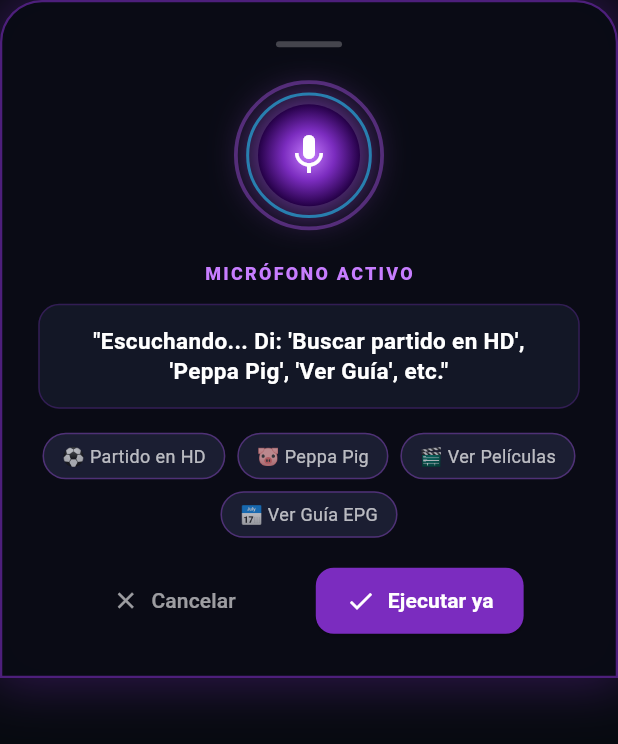
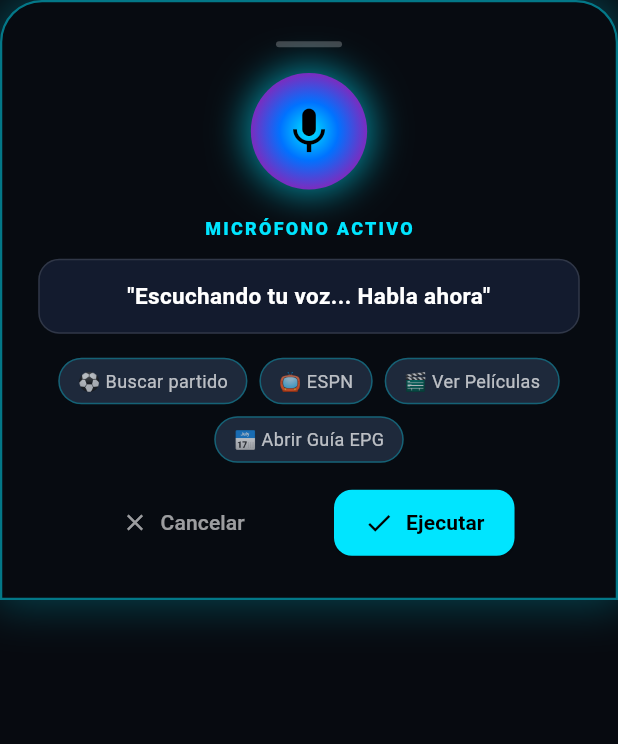
Before and after one commit to ameycar/iptv-app-flutter, a Flutter app: the AlexaVoiceSheet widget shown alone on an empty page, opened directly with empty values, on a phone screen of 412 x 824 dp. Shown: the top 744 px of the screen. Run offline on Flutter 3.47's test engine with Material 3 defaults, Android fonts, the phone set to English and light mode, and no system bars; our stand-ins replace chewie, flutter_tts, shared_preferences, speech_to_text, video_player; accounts and stored records are empty; network calls fail.

Commit message:
Conectar asistente Alexa con ChannelModel y mantener funciones IPTV intactas

```diff
--- a/mi_iptv_app/lib/widgets/alexa_voice_sheet.dart
+++ b/mi_iptv_app/lib/widgets/alexa_voice_sheet.dart
@@ -45,7 +45,7 @@ class AlexaVoiceSheet extends StatefulWidget {
 
 class _AlexaVoiceSheetState extends State<AlexaVoiceSheet> with SingleTickerProviderStateMixin {
   final VoiceAssistantService _voiceService = VoiceAssistantService();
-  String _recognizedText = "Escuchando tu voz... Habla ahora";
+  String _recognizedText = "Escuchando... Di: 'Buscar partido', 'ESPN', 'Películas'...";
   String _statusMessage = "ASISTENTE INTELIGENTE AMEYCAR";
   bool _isProcessing = false;
   late AnimationController _animController;
@@ -55,7 +55,7 @@ class _AlexaVoiceSheetState extends State<AlexaVoiceSheet> with SingleTickerProv
     super.initState();
     _animController = AnimationController(
       vsync: this,
-      duration: const Duration(milliseconds: 1100),
+      duration: const Duration(milliseconds: 900),
     )..repeat(reverse: true);
 
     _startListening();
@@ -63,7 +63,7 @@ class _AlexaVoiceSheetState extends State<AlexaVoiceSheet> with SingleTickerProv
 
   void _startListening() {
     setState(() {
-      _recognizedText = "Escuchando... Di: 'Buscar partido en HD', 'Peppa Pig', 'Ver Guía', etc.";
+      _recognizedText = "Escuchando tu voz... Habla ahora";
       _statusMessage = "MICRÓFONO ACTIVO";
       _isProcessing = false;
     });
@@ -94,7 +94,7 @@ class _AlexaVoiceSheetState extends State<AlexaVoiceSheet> with SingleTickerProv
 
     setState(() {
       _isProcessing = true;
-      _statusMessage = "ANALIZANDO CANALES Y CALIDAD HD...";
+      _statusMessage = "PROCESANDO CON INTELIGENCIA ARTIFICIAL...";
     });
 
     final result = _voiceService.processVoiceCommand(
@@ -103,32 +103,26 @@ class _AlexaVoiceSheetState extends State<AlexaVoiceSheet> with SingleTickerProv
       currentChannel: widget.currentChannel,
     );
 
-    // Hablar la respuesta por voz al usuario
     await _voiceService.speak(result.spokenResponse);
 
     if (!mounted) return;
 
-    if (result.actionType == 'CHANNEL' && result.targetChannel != null) {
+    if (result.actionType == 'SECTION' && result.targetSection.isNotEmpty) {
+      widget.onNavigateSection?.call(result.targetSection);
+      Future.delayed(const Duration(milliseconds: 1200), () {
+        if (mounted) Navigator.pop(context);
+      });
+    } else if (result.actionType == 'CHANNEL' && result.targetChannel != null) {
       widget.onChannelSelected(result.targetChannel);
-      Future.delayed(const Duration(milliseconds: 1300), () {
+      Future.delayed(const Duration(milliseconds: 1400), () {
         if (mounted) Navigator.pop(context);
       });
     } else if (result.actionType == 'EPG') {
       widget.onOpenEpg?.call();
       Navigator.pop(context);
-    } else if (result.actionType == 'NAV_MOVIES') {
-      widget.onNavigateSection?.call('Películas');
-      Navigator.pop(context);
-    } else if (result.actionType == 'NAV_SERIES') {
-      widget.onNavigateSection?.call('Series');
-      Navigator.pop(context);
-    } else if (result.actionType == 'NAV_LIVE') {
-      widget.onNavigateSection?.call('En Vivo');
-      Navigator.pop(context);
     } else {
-      setState(() {
-        _isProcessing = false;
-        _statusMessage = "COMANDO FINALIZADO";
+      Future.delayed(const Duration(milliseconds: 1600), () {
+        if (mounted) Navigator.pop(context);
       });
     }
   }
@@ -145,13 +139,13 @@ class _AlexaVoiceSheetState extends State<AlexaVoiceSheet> with SingleTickerProv
     return Container(
       padding: const EdgeInsets.symmetric(horizontal: 24, vertical: 26),
       decoration: BoxDecoration(
-        color: const Color(0xFF090B14).withOpacity(0.98),
+        color: const Color(0xFF070A10).withOpacity(0.98),
         borderRadius: const BorderRadius.vertical(top: Radius.circular(28)),
-        border: Border.all(color: const Color(0xFF7B2CBF).withOpacity(0.6), width: 1.5),
+        border: Border.all(color: const Color(0xFF00E5FF).withOpacity(0.5), width: 1.5),
         boxShadow: [
           BoxShadow(
-            color: const Color(0xFF7B2CBF).withOpacity(0.35),
-            blurRadius: 30,
+            color: const Color(0xFF00E5FF).withOpacity(0.25),
+            blurRadius: 25,
             spreadRadius: 4,
           )
         ],
@@ -159,7 +153,6 @@ class _AlexaVoiceSheetState extends State<AlexaVoiceSheet> with SingleTickerProv
       child: Column(
         mainAxisSize: MainAxisSize.min,
         children: [
-          // Barra superior
           Container(
             width: 44,
             height: 4,
@@ -168,99 +161,60 @@ class _AlexaVoiceSheetState extends State<AlexaVoiceSheet> with SingleTickerProv
               borderRadius: BorderRadius.circular(2),
             ),
           ),
-          const SizedBox(height: 22),
-
-          // Anillo estilo Alexa con ondas moradas y cian concéntricas
+          const SizedBox(height: 18),
           AnimatedBuilder(
             animation: _animController,
             builder: (context, child) {
-              double scale = 1.0 + (_animController.value * 0.16);
-              double glow = _animController.value;
-
-              return SizedBox(
-                width: 100,
-                height: 100,
-                child: Stack(
-                  alignment: Alignment.center,
-                  children: [
-                    // Onda exterior morada
-                    Container(
-                      width: 96 * scale,
-                      height: 96 * scale,
-                      decoration: BoxDecoration(
-                        shape: BoxShape.circle,
-                        border: Border.all(
-                          color: const Color(0xFF9D4EDD).withOpacity(0.5 - (glow * 0.2)),
-                          width: 2.5,
-                        ),
-                      ),
-                    ),
-                    // Onda intermedia cian
-                    Container(
-                      width: 82 * (1.0 + (glow * 0.08)),
-                      height: 82 * (1.0 + (glow * 0.08)),
-                      decoration: BoxDecoration(
-                        shape: BoxShape.circle,
-                        border: Border.all(
-                          color: const Color(0xFF00E5FF).withOpacity(0.6),
-                          width: 2,
-                        ),
-                      ),
-                    ),
-                    // Esfera central con gradiente Alexa Morado - Azul
-                    Container(
-                      width: 68,
-                      height: 68,
+              double scale = 1.0 + (_animController.value * 0.18);
+              return Transform.scale(
+                scale: _isProcessing ? 1.0 : scale,
+                child: Container(
+                  width: 76,
+                  height: 76,
                   decoration: BoxDecoration(
                     shape: BoxShape.circle,
                     gradient: const RadialGradient(
                       colors: [
-                            Color(0xFFC77DFF),
+                        Color(0xFF00E5FF),
+                        Color(0xFF0072FF),
                         Color(0xFF7B2CBF),
-                            Color(0xFF240046),
                       ],
                     ),
                     boxShadow: [
                       BoxShadow(
-                            color: const Color(0xFF9D4EDD).withOpacity(0.8),
-                            blurRadius: 22 * scale,
-                            spreadRadius: 2,
+                        color: const Color(0xFF00E5FF).withOpacity(0.6),
+                        blurRadius: 20 * scale,
+                        spreadRadius: 3,
                       )
                     ],
                   ),
                   child: Icon(
                     _isProcessing ? Icons.auto_awesome : Icons.mic,
-                        color: Colors.white,
-                        size: 32,
+                    color: Colors.black,
+                    size: 36,
                   ),
-                    ),
-                  ],
                 ),
               );
             },
           ),
-          const SizedBox(height: 20),
-
-          // Estado del Asistente
+          const SizedBox(height: 18),
           Text(
             _statusMessage,
             style: const TextStyle(
-              color: Color(0xFFC77DFF),
+              color: Color(0xFF00E5FF),
               fontWeight: FontWeight.w900,
               fontSize: 12,
               letterSpacing: 1.5,
             ),
           ),
           const SizedBox(height: 12),
-
-          // Transcripción en vivo
           Container(
             width: double.infinity,
             padding: const EdgeInsets.symmetric(horizontal: 18, vertical: 14),
             decoration: BoxDecoration(
-              color: const Color(0xFF131726),
+              color: const Color(0xFF131B2E),
               borderRadius: BorderRadius.circular(14),
-              border: Border.all(color: const Color(0xFF7B2CBF).withOpacity(0.3)),
+              border: Border.all(color: Colors.white12),
             ),
             child: Text(
               "\"$_recognizedText\"",
@@ -274,22 +228,18 @@ class _AlexaVoiceSheetState extends State<AlexaVoiceSheet> with SingleTickerProv
             ),
           ),
           const SizedBox(height: 16),
-
-          // Chips de búsqueda rápida sugeridos
           Wrap(
             spacing: 8,
             runSpacing: 8,
             alignment: WrapAlignment.center,
             children: [
-              _buildChip("⚽ Partido en HD"),
-              _buildChip("🐷 Peppa Pig"),
+              _buildChip("⚽ Buscar partido"),
+              _buildChip("📺 ESPN"),
               _buildChip("🎬 Ver Películas"),
-              _buildChip("📅 Ver Guía EPG"),
+              _buildChip("📅 Abrir Guía EPG"),
             ],
           ),
-          const SizedBox(height: 18),
-
-          // Botones inferiores
+          const SizedBox(height: 16),
           Row(
             mainAxisAlignment: MainAxisAlignment.spaceEvenly,
             children: [
@@ -300,14 +250,14 @@ class _AlexaVoiceSheetState extends State<AlexaVoiceSheet> with SingleTickerProv
               ),
               ElevatedButton.icon(
                 style: ElevatedButton.styleFrom(
-                  backgroundColor: const Color(0xFF7B2CBF),
-                  foregroundColor: Colors.white,
+                  backgroundColor: const Color(0xFF00E5FF),
+                  foregroundColor: Colors.black,
                   shape: RoundedRectangleBorder(borderRadius: BorderRadius.circular(12)),
                   padding: const EdgeInsets.symmetric(horizontal: 20, vertical: 12),
                 ),
                 onPressed: _handleCommandExecution,
                 icon: const Icon(Icons.check, size: 20),
-                label: const Text("Ejecutar ya", style: TextStyle(fontWeight: FontWeight.bold)),
+                label: const Text("Ejecutar", style: TextStyle(fontWeight: FontWeight.bold)),
               ),
             ],
           ),
@@ -327,9 +277,9 @@ class _AlexaVoiceSheetState extends State<AlexaVoiceSheet> with SingleTickerProv
       child: Container(
         padding: const EdgeInsets.symmetric(horizontal: 12, vertical: 6),
         decoration: BoxDecoration(
-          color: const Color(0xFF1B1E32),
+          color: const Color(0xFF1E293B),
           borderRadius: BorderRadius.circular(20),
-          border: Border.all(color: const Color(0xFF9D4EDD).withOpacity(0.4)),
+          border: Border.all(color: const Color(0xFF00E5FF).withOpacity(0.3)),
         ),
         child: Text(
           text,
```
Also changed, not shown: mi_iptv_app/lib/main.dart (+19 -6 lines), mi_iptv_app/lib/services/voice_assistant_service.dart (+138 -303 lines). Lines whose indentation alone changed are shown as unchanged.
